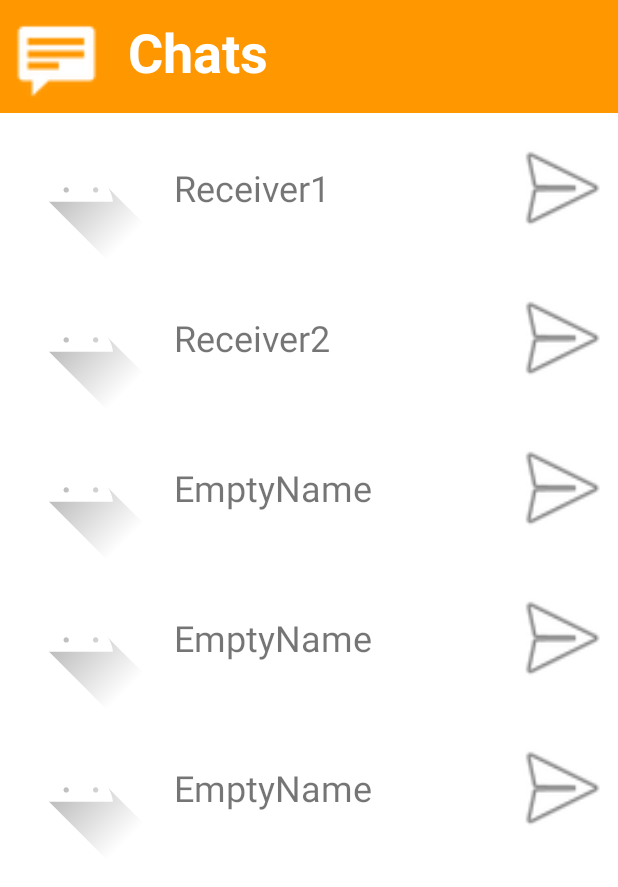
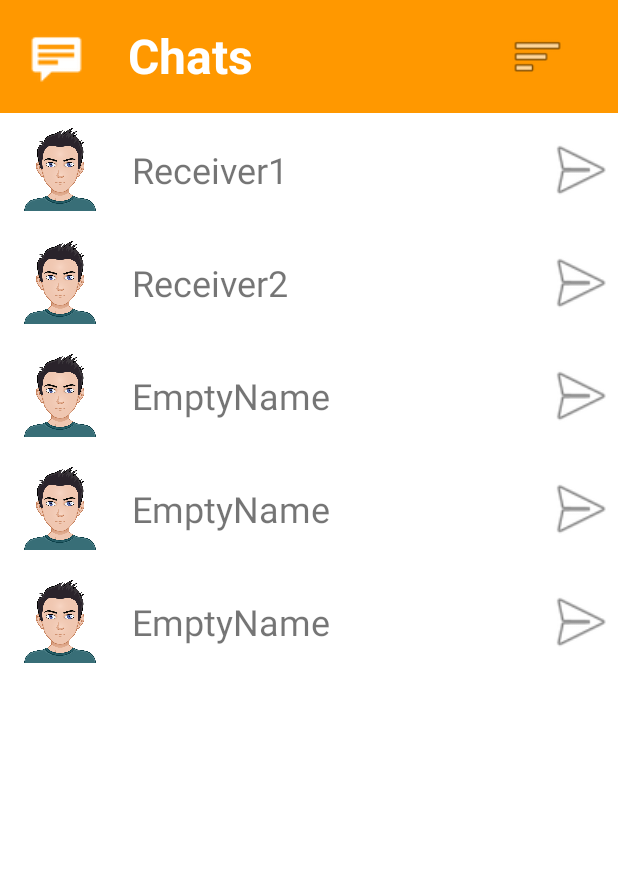
Before and after one commit to Piqulsky/FakeChat, an Android app: the screen it shows after launch (ChatsActivity), after a tap on an icon or button, on a phone screen of 412 x 824 dp. Shown: the top 887 px of the screen. Run offline under Robolectric (Android 15) with nearby library versions, the phone set to English and light mode, and no system bars.

Commit message:
Setting layout and generation

```diff
--- a/app/src/main/java/com/example/fakechat/ChatData.java
+++ b/app/src/main/java/com/example/fakechat/ChatData.java
@@ -13,7 +13,7 @@ public class ChatData implements Serializable {
 
     public ChatData(){
         receiverName = "EmptyName";
-        avatar = R.drawable.ic_launcher_foreground;
+        avatar = R.drawable.avatar;
         messagesData = new ArrayList<>();
     }
     public ChatData(String receiverName, int avatar, ArrayList<MessageData> messagesData){
--- a/app/src/main/java/com/example/fakechat/chats/ChatsActivity.java
+++ b/app/src/main/java/com/example/fakechat/chats/ChatsActivity.java
@@ -6,11 +6,13 @@ import androidx.recyclerview.widget.RecyclerView;
 
 import android.content.Intent;
 import android.os.Bundle;
+import android.widget.ImageButton;
 
 import com.example.fakechat.ChatData;
 import com.example.fakechat.R;
 import com.example.fakechat.messages.MainActivity;
 import com.example.fakechat.messages.MessageData;
+import com.example.fakechat.settings.SettingsActivity;
 
 import java.util.ArrayList;
 import java.util.HashMap;
@@ -38,9 +40,12 @@ public class ChatsActivity extends AppCompatActivity {
         recyclerAdapter = new ChatsAdapter(chatNames, this, appData);
         recyclerView.setAdapter(recyclerAdapter);
         recyclerView.setLayoutManager(new LinearLayoutManager(this));
-    }
 
-    public void startChat(int receiverIndex){
-
+        ImageButton moreButton = findViewById(R.id.imageViewMore);
+        moreButton.setOnClickListener(view -> {
+            Intent settings =  new Intent(this, SettingsActivity.class);
+            settings.putExtra("AppData", appData);
+            startActivity(settings);
+        });
     }
 }
--- a/app/src/main/java/com/example/fakechat/messages/MainActivity.java
+++ b/app/src/main/java/com/example/fakechat/messages/MainActivity.java
@@ -33,8 +33,8 @@ public class MainActivity extends AppCompatActivity {
             receiver = extras.getInt("ReceiverIndex");
         }catch (Exception e){
             appData = new ArrayList<>();
-            appData.add(new ChatData("Receiver1", R.drawable.ic_launcher_foreground, createDataArray()));
-            appData.add(new ChatData("Receiver2", R.drawable.ic_launcher_foreground, new ArrayList<>()));
+            appData.add(new ChatData("Receiver1", R.drawable.avatar, createDataArray()));
+            appData.add(new ChatData("Receiver2", R.drawable.avatar, new ArrayList<>()));
             appData.add(new ChatData());
             appData.add(new ChatData());
             appData.add(new ChatData());
@@ -71,9 +71,9 @@ public class MainActivity extends AppCompatActivity {
     private ArrayList<MessageData> createDataArray(){
         ArrayList<MessageData> list = new ArrayList<>();
 
-        list.add(new MessageData(MessageData.LAYOUT_MESSAGE_RECEIVED, "This is message received", R.drawable.ic_launcher_foreground));
+        list.add(new MessageData(MessageData.LAYOUT_MESSAGE_RECEIVED, "This is message received", R.drawable.avatar));
         list.add(new MessageData(MessageData.LAYOUT_MESSAGE_SENT, "This is message sent"));
-        list.add(new MessageData(MessageData.LAYOUT_MESSAGE_RECEIVED, "This is message received that is definitely much more longer and should be split", R.drawable.ic_launcher_foreground));
+        list.add(new MessageData(MessageData.LAYOUT_MESSAGE_RECEIVED, "This is message received that is definitely much more longer and should be split", R.drawable.avatar));
         list.add(new MessageData(MessageData.LAYOUT_MESSAGE_SENT, "This is message sent"));
         list.add(new MessageData(MessageData.LAYOUT_MESSAGE_SENT, "This is message sent that is definitely much more longer and should be split"));
 
--- a/app/src/main/res/layout/activity_chats.xml
+++ b/app/src/main/res/layout/activity_chats.xml
@@ -17,20 +17,34 @@
             android:id="@+id/imageViewChatSign"
             android:layout_width="75sp"
             android:layout_height="75sp"
-            android:paddingTop="10sp"
-            android:paddingBottom="10sp"
+            android:paddingLeft="20sp"
+            android:paddingTop="20sp"
+            android:paddingRight="20sp"
+            android:paddingBottom="20sp"
             app:srcCompat="@android:drawable/stat_notify_chat" />
 
         <TextView
             android:id="@+id/textViewChats"
-            android:layout_width="match_parent"
+            android:layout_width="245sp"
             android:layout_height="match_parent"
             android:paddingStart="10sp"
-            android:paddingTop="10sp"
+            android:paddingTop="15sp"
             android:text="Chats"
             android:textColor="#FFFFFF"
-            android:textSize="36sp"
+            android:textSize="32sp"
             android:textStyle="bold" />
+
+        <ImageButton
+            android:id="@+id/imageViewMore"
+            android:layout_width="75sp"
+            android:layout_height="75sp"
+            android:paddingLeft="20sp"
+            android:paddingTop="20sp"
+            android:paddingRight="20sp"
+            android:paddingBottom="20sp"
+            android:background="?android:attr/selectableItemBackground"
+            android:scaleType="fitXY"
+            android:src="@android:drawable/ic_menu_sort_by_size" />
 
     </LinearLayout>
 
--- a/app/src/main/res/layout/layout_chat.xml
+++ b/app/src/main/res/layout/layout_chat.xml
@@ -2,13 +2,17 @@
 <RelativeLayout xmlns:android="http://schemas.android.com/apk/res/android"
     xmlns:app="http://schemas.android.com/apk/res-auto"
     android:layout_width="match_parent"
-    android:layout_height="100sp">
+    android:layout_height="75sp">
 
     <ImageView
         android:id="@+id/imageViewAvatar"
-        android:layout_width="wrap_content"
+        android:layout_width="80sp"
         android:layout_height="wrap_content"
-        app:srcCompat="@drawable/ic_launcher_foreground" />
+        android:paddingLeft="10sp"
+        android:paddingTop="10sp"
+        android:paddingRight="10sp"
+        android:paddingBottom="10sp"
+        app:srcCompat="@drawable/avatar" />
 
     <TextView
         android:id="@+id/textViewChatReceiver"
@@ -22,8 +26,8 @@
 
     <ImageButton
         android:id="@+id/imageViewButton"
-        android:layout_width="75sp"
-        android:layout_height="75sp"
+        android:layout_width="50sp"
+        android:layout_height="50sp"
         android:layout_alignParentEnd="true"
         android:layout_centerVertical="true"
         android:background="?android:attr/selectableItemBackground"
--- a/app/src/main/res/layout/layout_message_received.xml
+++ b/app/src/main/res/layout/layout_message_received.xml
@@ -9,7 +9,7 @@
         android:id="@+id/imageViewSender"
         android:layout_width="50sp"
         android:layout_height="50sp"
-        app:srcCompat="@drawable/ic_launcher_foreground" />
+        app:srcCompat="@drawable/avatar" />
 
     <TextView
         android:id="@+id/textViewMessageReceived"
--- a/app/src/main/res/layout/layout_message_sent.xml
+++ b/app/src/main/res/layout/layout_message_sent.xml
@@ -20,7 +20,7 @@
         android:paddingEnd="10sp"
         android:paddingBottom="5sp"
         android:text="Message content"
-        android:textAlignment="textEnd"
+        android:textAlignment="textStart"
         android:textColor="#FFFFFF"
         android:textSize="16sp" />
 </RelativeLayout>
```
Also changed, not shown: app/src/main/AndroidManifest.xml (+12 -1 lines), app/src/main/java/com/example/fakechat/settings/SettingHolder.java (added, +56 -0 lines), app/src/main/java/com/example/fakechat/settings/SettingMessageHolder.java (added, +48 -0 lines), app/src/main/java/com/example/fakechat/settings/SettingMessagesAdapter.java (added, +35 -0 lines), app/src/main/java/com/example/fakechat/settings/SettingsActivity.java (added, +49 -0 lines), app/src/main/java/com/example/fakechat/settings/SettingsAdapter.java (added, +41 -0 lines), app/src/main/res/layout/activity_main.xml (+14 -6 lines), app/src/main/res/layout/activity_settings.xml (added, +80 -0 lines), app/src/main/res/layout/layout_setting.xml (added, +60 -0 lines), app/src/main/res/drawable-v24/avatar.png (added).
